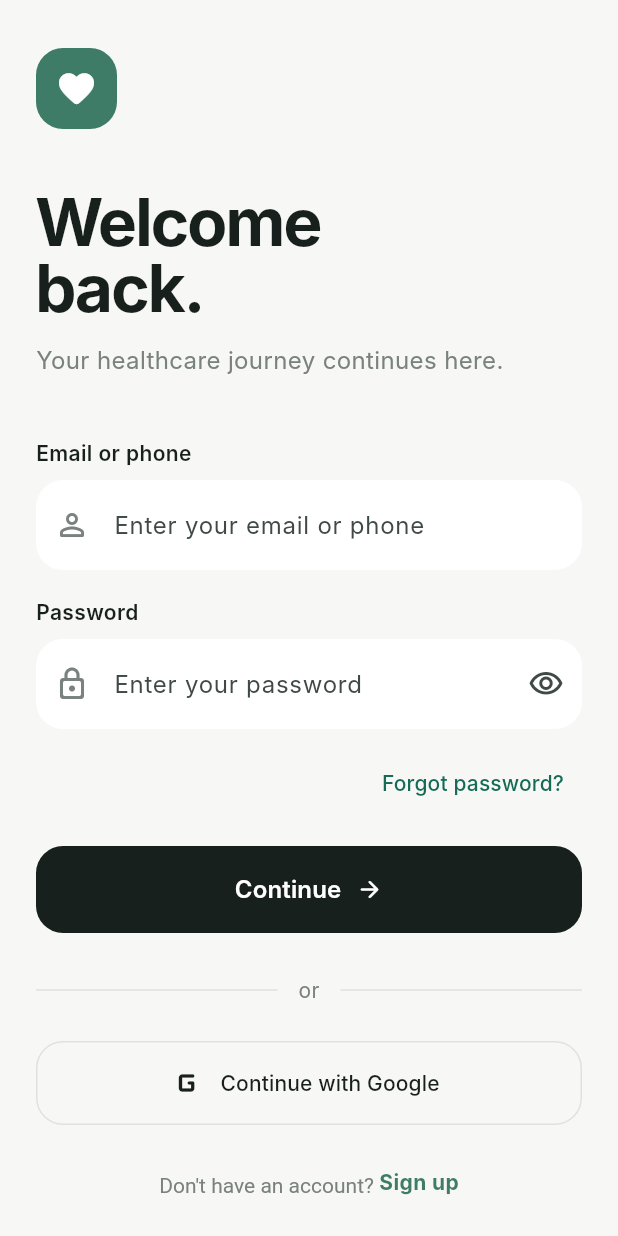
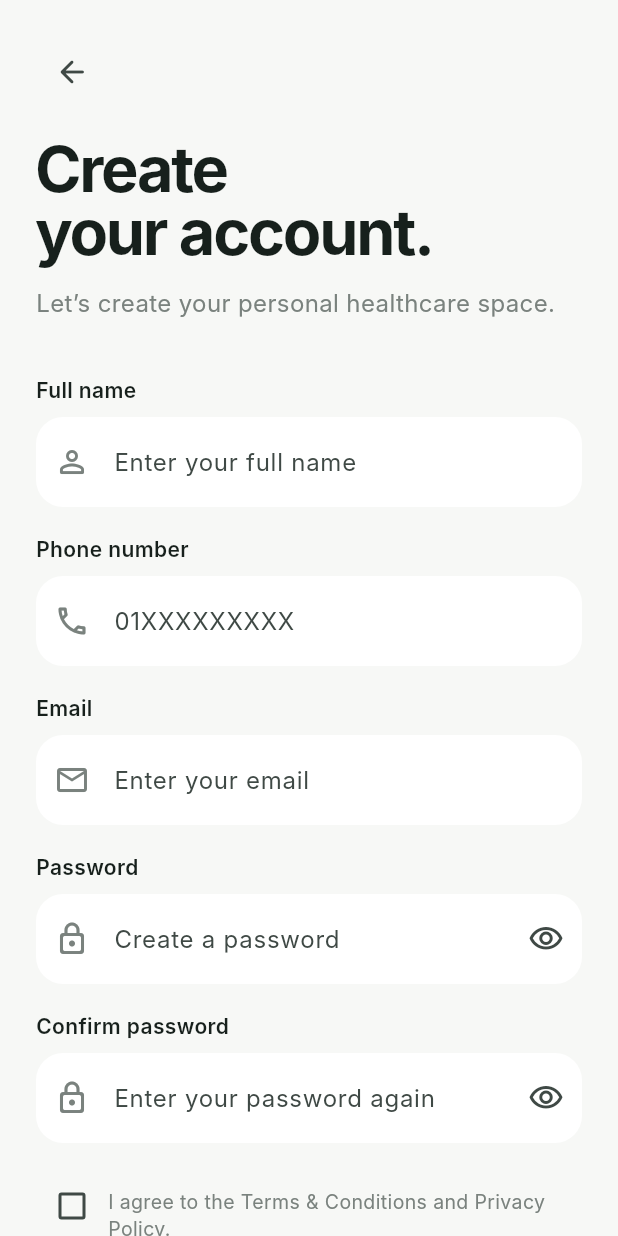
Before and after one commit to AshrafulAlamAkif/pulse_health, a Flutter app: the screen it shows after launch, after a tap on the "arrow forward" icon, after a tap on "Skip", after a tap on "Sign up", on a phone screen of 412 x 824 dp. Run offline on Flutter 3.47's test engine with Material 3 defaults, Android fonts, the phone set to English and light mode, and no system bars; our stand-ins replace flutter_riverpod, shared_preferences; Roboto replaces fonts that are missing (Inter).

Commit message:
Step3: Signup form-এর state Riverpod দিয়ে manage

```diff
--- a/lib/features/auth/login_screen.dart
+++ b/lib/features/auth/login_screen.dart
@@ -2,6 +2,7 @@ import 'package:flutter/material.dart';
 import 'package:flutter_riverpod/flutter_riverpod.dart';
 import 'package:pulse_health/app/theme/app_colors.dart';
 import 'package:pulse_health/features/auth/providers/login_provider.dart';
+import 'package:pulse_health/features/auth/signup_screen.dart';
 import 'package:pulse_health/features/auth/widgets/auth_text_field.dart';
 
 // 1️⃣ নতুন provider তৈরি করো
@@ -384,9 +385,14 @@ class _LoginScreenState extends ConsumerState<LoginScreen> {
                         WidgetSpan(
                           child: GestureDetector(
                             onTap: loginState.isLoading
-                            ? null : () {
-                              // পরে Register screen-এ যাবে।
-                            },
+                                ? null : () {
+                                  // পরে Register screen-এ যাবে।
+                                  Navigator.of(context).push(
+                                    MaterialPageRoute(builder: (context){
+                                      return const SignupScreen();
+                                    })
+                                  );
+                                },
                             child: const Text(
                               'Sign up',
                               style: TextStyle(
--- /dev/null
+++ b/lib/features/auth/signup_screen.dart
@@ -0,0 +1,497 @@
+import 'package:flutter/material.dart';
+import 'package:flutter_riverpod/flutter_riverpod.dart';
+import 'package:pulse_health/app/theme/app_colors.dart';
+import 'package:pulse_health/features/auth/login_screen.dart';
+import 'package:pulse_health/features/auth/providers/signup_provider.dart';
+import 'package:pulse_health/features/auth/widgets/auth_text_field.dart';
+
+class SignupScreen extends ConsumerStatefulWidget {
+  const SignupScreen({
+    super.key,
+  });
+
+  @override
+  ConsumerState<SignupScreen> createState() {
+    return _SignupScreenState();
+  }
+}
+
+class _SignupScreenState
+    extends ConsumerState<SignupScreen> {
+  late final TextEditingController _nameController;
+  late final TextEditingController _phoneController;
+  late final TextEditingController _emailController;
+  late final TextEditingController _passwordController;
+  late final TextEditingController _confirmPasswordController;
+
+  final GlobalKey<FormState> _formKey = GlobalKey<FormState>();
+
+  // Password visibility local UI state।
+  bool _isPasswordVisible = false;
+
+  // Confirm password visibility local UI state।
+  bool _isConfirmPasswordVisible = false;
+
+  // Terms accept করেছে কিনা।
+  //
+  // এটা শুধুমাত্র এই screen-এর state,
+  // তাই এখন Riverpod প্রয়োজন নেই।
+  bool _acceptedTerms = false;
+
+  @override
+  void initState() {
+    super.initState();
+
+    _nameController = TextEditingController();
+    _phoneController = TextEditingController();
+    _emailController = TextEditingController();
+    _passwordController = TextEditingController();
+    _confirmPasswordController = TextEditingController();
+  }
+
+  @override
+  void dispose() {
+    _nameController.dispose();
+    _phoneController.dispose();
+    _emailController.dispose();
+    _passwordController.dispose();
+    _confirmPasswordController.dispose();
+
+    super.dispose();
+  }
+
+  void _togglePasswordVisibility() {
+    setState(() {
+      _isPasswordVisible =
+          !_isPasswordVisible;
+    });
+  }
+
+  void _toggleConfirmPasswordVisibility() {
+    setState(() {
+      _isConfirmPasswordVisible =
+          !_isConfirmPasswordVisible;
+    });
+  }
+
+  Future<void> _createAccount() async {
+    // প্রথমে form validation করছি।
+    final isValid = _formKey.currentState?.validate();
+
+    if (isValid != true) {
+      return;
+    }
+
+    // Terms accept না করলে registration করতে দেব না।
+    if (!_acceptedTerms) {
+      ScaffoldMessenger.of(context).showSnackBar(
+        const SnackBar(
+          content: Text(
+            'Please accept the Terms & Conditions.',
+          ),
+        ),
+      );
+      return;
+    }
+
+    // Riverpod notifier access করছি।
+    final signupNotifier = ref.read(
+      signupProvider.notifier,
+    );
+
+    // Registration request করছি।
+    final isSuccessful = await signupNotifier.signup(
+      name: _nameController.text.trim(),
+      phone: _phoneController.text.trim(),
+      email: _emailController.text.trim(),
+      password: _passwordController.text,
+    );
+
+    if (!mounted) {
+      return;
+    }
+
+    if (isSuccessful) {
+      ScaffoldMessenger.of(context).showSnackBar(
+        const SnackBar(
+          content: Text(
+            'Account created successfully!',
+          ),
+        ),
+      );
+
+      // Registration successful হলে
+      // Login screen-এ ফিরে যাচ্ছি।
+      Navigator.of(context).pushReplacement(
+        MaterialPageRoute(
+          builder: (context) {
+            return const LoginScreen();
+          },
+        ),
+      );
+
+      return;
+    }
+
+    final errorMessage = ref.read(
+      signupProvider,
+    ).errorMessage;
+
+    if (errorMessage != null) {
+      ScaffoldMessenger.of(context).showSnackBar(
+        SnackBar(
+          content: Text(errorMessage),
+        ),
+      );
+    }
+  }
+
+  @override
+  Widget build(BuildContext context) {
+    // Signup state observe করছি।
+    //
+    // Loading পরিবর্তন হলে UI rebuild হবে।
+    final signupState = ref.watch(
+      signupProvider,
+    );
+
+    return Scaffold(
+      backgroundColor: AppColors.background,
+
+      body: SafeArea(
+        child: Form(
+          key: _formKey,
+
+          child: SingleChildScrollView(
+            padding: const EdgeInsets.fromLTRB(24,24,24,32),
+
+            child: Column(
+              crossAxisAlignment:
+                  CrossAxisAlignment.start,
+              children: [
+                // Back button।
+                IconButton(
+                  onPressed: signupState.isLoading
+                      ? null
+                      : () {
+                          Navigator.of(context).pop();
+                        },
+                  icon: const Icon(
+                    Icons.arrow_back_rounded,
+                  ),
+                ),
+
+                const SizedBox(height: 20),
+
+                const Text(
+                  'Create\nyour account.',
+                  style: TextStyle(
+                    fontSize: 42,
+                    height: 1.0,
+                    fontWeight: FontWeight.w700,
+                    letterSpacing: -1.5,
+                    color: AppColors.dark,
+                  ),
+                ),
+
+                const SizedBox(height: 14),
+
+                const Text(
+                  'Let’s create your personal healthcare space.',
+                  style: TextStyle(
+                    fontSize: 16,
+                    height: 1.5,
+                    color: AppColors.textSecondary,
+                  ),
+                ),
+
+                const SizedBox(height: 36),
+
+                // Full name।
+                AuthTextField(
+                  controller: _nameController,
+                  label: 'Full name',
+                  hintText: 'Enter your full name',
+                  prefixIcon:
+                      Icons.person_outline_rounded,
+                  keyboardType: TextInputType.name,
+                  validator: (value) {
+                    if (value == null ||
+                        value.trim().isEmpty) {
+                      return 'Please enter your name';
+                    }
+
+                    if (value.trim().length < 2) {
+                      return 'Please enter a valid name';
+                    }
+
+                    return null;
+                  },
+                ),
+
+                const SizedBox(height: 18),
+
+                // Phone number।
+                AuthTextField(
+                  controller: _phoneController,
+                  label: 'Phone number',
+                  hintText: '01XXXXXXXXX',
+                  prefixIcon:
+                      Icons.phone_outlined,
+                  keyboardType:
+                      TextInputType.phone,
+                  validator: (value) {
+                    if (value == null ||
+                        value.trim().isEmpty) {
+                      return 'Please enter your phone number';
+                    }
+
+                    if (value.trim().length < 11) {
+                      return 'Please enter a valid phone number';
+                    }
+
+                    return null;
+                  },
+                ),
+
+                const SizedBox(height: 18),
+
+                // Email।
+                AuthTextField(
+                  controller: _emailController,
+                  label: 'Email',
+                  hintText: 'Enter your email',
+                  prefixIcon:
+                      Icons.email_outlined,
+                  keyboardType:
+                      TextInputType.emailAddress,
+                  validator: (value) {
+                    if (value == null ||
+                        value.trim().isEmpty) {
+                      return 'Please enter your email';
+                    }
+
+                    if (!value.contains('@')) {
+                      return 'Please enter a valid email';
+                    }
+
+                    return null;
+                  },
+                ),
+
+                const SizedBox(height: 18),
+
+                // Password।
+                AuthTextField(
+                  controller: _passwordController,
+                  label: 'Password',
+                  hintText: 'Create a password',
+                  prefixIcon:
+                      Icons.lock_outline_rounded,
+                  obscureText:
+                      !_isPasswordVisible,
+                  suffixIcon: IconButton(
+                    onPressed:
+                        _togglePasswordVisibility,
+                    icon: Icon(
+                      _isPasswordVisible
+                          ? Icons
+                              .visibility_off_outlined
+                          : Icons
+                              .visibility_outlined,
+                    ),
+                  ),
+                  validator: (value) {
+                    if (value == null ||
+                        value.isEmpty) {
+                      return 'Please enter a password';
+                    }
+
+                    if (value.length < 6) {
+                      return 'Password must be at least 6 characters';
+                    }
+
+                    return null;
+                  },
+                ),
+
+                const SizedBox(height: 18),
+
+                // Confirm password।
+                AuthTextField(
+                  controller:
+                      _confirmPasswordController,
+                  label: 'Confirm password',
+                  hintText: 'Enter your password again',
+                  prefixIcon:
+                      Icons.lock_outline_rounded,
+                  obscureText:
+                      !_isConfirmPasswordVisible,
+                  suffixIcon: IconButton(
+                    onPressed:
+                        _toggleConfirmPasswordVisibility,
+                    icon: Icon(
+                      _isConfirmPasswordVisible
+                          ? Icons
+                              .visibility_off_outlined
+                          : Icons
+                              .visibility_outlined,
+                    ),
+                  ),
+                  validator: (value) {
+                    if (value == null ||
+                        value.isEmpty) {
+                      return 'Please confirm your password';
+                    }
+
+                    if (value !=
+                        _passwordController.text) {
+                      return 'Passwords do not match';
+                    }
+
+                    return null;
+                  },
+                ),
+
+                const SizedBox(height: 18),
+
+                // Terms & Conditions।
+                Row(
+                  crossAxisAlignment: CrossAxisAlignment.start,
+                  children: [
+                    Checkbox(
+                      value: _acceptedTerms,
+                      onChanged:
+                          signupState.isLoading
+                              ? null
+                              : (value) {
+                                  setState(() {
+                                    _acceptedTerms =
+                                        value ?? false;
+                                  });
+                                },
+                      activeColor:
+                          AppColors.primary,
+                    ),
+
+                    const Expanded(
+                      child: Padding(
+                        padding: EdgeInsets.only(top: 12),
+                        child: Text(
+                          'I agree to the Terms & Conditions and Privacy Policy.',
+                          style: TextStyle(
+                            fontSize: 13,
+                            height: 1.4,
+                            color:
+                                AppColors.textSecondary,
+                          ),
+                        ),
+                      ),
+                    ),
+                  ],
+                ),
+
+                const SizedBox(height: 20),
+
+                // Create account button।
+                SizedBox(
+                  width: double.infinity,
+                  height: 58,
+                  child: ElevatedButton(
+                    onPressed:
+                        signupState.isLoading
+                            ? null
+                            : _createAccount,
+                    style: ElevatedButton.styleFrom(
+                      backgroundColor: AppColors.dark,
+                      foregroundColor: Colors.white,
+                      disabledBackgroundColor:
+                          AppColors.dark.withValues(
+                        alpha: 0.6,
+                      ),
+                      elevation: 0,
+                      shape: RoundedRectangleBorder(
+                        borderRadius: BorderRadius.circular(18),
+                      ),
+                    ),
+                    child: signupState.isLoading
+                        ? const SizedBox(
+                            width: 22,
+                            height: 22,
+                            child: CircularProgressIndicator(
+                              strokeWidth: 2,
+                              color: Colors.white,
+                            ),
+                          )
+                        : const Row(
+                            mainAxisAlignment: MainAxisAlignment.center,
+                            children: [
+                              Text(
+                                'Create account',
+                                style: TextStyle(
+                                  fontSize: 16,
+                                  fontWeight: FontWeight.w600,
+                                ),
+                              ),
+                              SizedBox(width: 10),
+                              Icon(
+                                Icons.arrow_forward_rounded,
+                              ),
+                            ],
+                          ),
+                  ),
+                ),
+
+                const SizedBox(height: 28),
+
+                // Login option।
+                Center(
+                  child: RichText(
+                    text: TextSpan(
+                      style: const TextStyle(
+                        color: AppColors.textSecondary,
+                        fontSize: 14,
+                      ),
+                      children: [
+                        const TextSpan(
+                          text: 'Already have an account? ',
+                        ),
+
+                        WidgetSpan(
+                          child: GestureDetector(
+                            onTap:
+                                signupState.isLoading
+                                    ? null
+                                    : () {
+                                        Navigator.of(
+                                          context,
+                                        ).pushReplacement(
+                                          MaterialPageRoute(
+                                            builder:
+                                                (context) {
+                                              return const LoginScreen();
+                                            },
+                                          ),
+                                        );
+                                      },
+                            child: const Text(
+                              'Login',
+                              style: TextStyle(
+                                color: AppColors.primary,
+                                fontWeight: FontWeight.w700,
+                              ),
+                            ),
+                          ),
+                        ),
+                      ],
+                    ),
+                  ),
+                ),
+              ],
+            ),
+          ),
+        ),
+      ),
+    );
+  }
+}
```
Also changed, not shown: lib/features/auth/providers/signup_provider.dart (added, +90 -0 lines).
